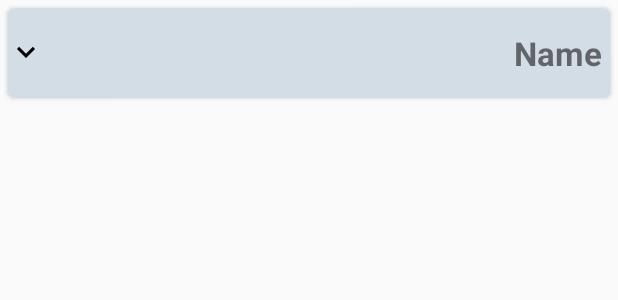
After one commit to yuvalta/RPStock, an Android app: the layout items_header_item.xml on its own in the app's theme, with its tools: preview values and no code run, on a phone screen of 412 x 824 dp. The commit adds this screen. Shown: the top 300 px of the screen. Run offline under Robolectric (Android 15) with nearby library versions, the phone set to English and light mode, and no system bars.

Commit message:
items are split to names and user can press on name to open all items

```diff
--- a/app/src/main/java/com/example/rpstock/Adapters/UserStockListAdapter.java
+++ b/app/src/main/java/com/example/rpstock/Adapters/UserStockListAdapter.java
@@ -113,6 +113,12 @@ public class UserStockListAdapter extends RecyclerView.Adapter<UserStockListAdap
                 amountOfItem.setEnabled(false);
             }
 
+            increaseAmount.setOnClickListener(new View.OnClickListener() {
+                @Override
+                public void onClick(View v) {
+                    changeAmountByValue(item, 1, TYPE_INCR);
+                }
+            });
 
             decreaseAmount.setOnClickListener(new View.OnClickListener() {
                 @Override
--- /dev/null
+++ b/app/src/main/res/drawable/arrow_down.xml
@@ -0,0 +1,9 @@
+<vector xmlns:android="http://schemas.android.com/apk/res/android"
+        android:width="24dp"
+        android:height="24dp"
+        android:viewportWidth="24.0"
+        android:viewportHeight="24.0">
+    <path
+        android:fillColor="#FF000000"
+        android:pathData="M7.41,7.84L12,12.42l4.59,-4.58L18,9.25l-6,6 -6,-6z"/>
+</vector>
--- /dev/null
+++ b/app/src/main/res/layout/items_header_item.xml
@@ -0,0 +1,55 @@
+<?xml version="1.0" encoding="utf-8"?>
+<androidx.cardview.widget.CardView xmlns:android="http://schemas.android.com/apk/res/android"
+    xmlns:app="http://schemas.android.com/apk/res-auto"
+    xmlns:tools="http://schemas.android.com/tools"
+    android:id="@+id/relativeLayout"
+    android:layout_width="match_parent"
+    android:elevation="8dp"
+    app:cardCornerRadius="5dp"
+    app:cardBackgroundColor="@color/colorAccent"
+    android:layout_marginVertical="5dp"
+    android:layout_marginHorizontal="5dp"
+    android:layout_height="wrap_content">
+
+    <LinearLayout
+        android:orientation="vertical"
+        android:layout_height="match_parent"
+        android:layout_width="match_parent">
+
+        <LinearLayout
+            android:id="@+id/open_close_items_LL"
+            android:orientation="horizontal"
+            android:layout_width="match_parent"
+            android:layout_height="wrap_content">
+
+            <ImageView
+                android:id="@+id/drop_down_arrow"
+                android:background="@android:color/transparent"
+                android:clickable="true"
+                android:layout_width="wrap_content"
+                android:layout_height="match_parent"
+                android:src="@drawable/arrow_down" />
+
+            <TextView
+                android:textDirection="rtl"
+                android:layout_marginHorizontal="5dp"
+                android:layout_marginVertical="15dp"
+                android:id="@+id/items_header_title"
+                android:layout_width="match_parent"
+                android:layout_height="match_parent"
+                android:text="Name"
+                android:textStyle="bold"
+                android:textSize="22sp" />
+
+        </LinearLayout>
+
+        <androidx.recyclerview.widget.RecyclerView
+            android:visibility="gone"
+            android:clickable="false"
+            android:id="@+id/items_header_recycler"
+            android:layout_width="match_parent"
+            android:layout_height="match_parent" />
+
+    </LinearLayout>
+
+</androidx.cardview.widget.CardView>
```
Also changed, not shown: app/src/main/java/com/example/rpstock/Adapters/ExpandableItemsAdapter.java (added, +159 -0 lines), app/src/main/java/com/example/rpstock/Fragments/ItemsListFragment.java (+31 -23 lines), app/src/main/res/drawable/arrow_up.xml (added, +9 -0 lines), app/src/main/res/layout/stock_item.xml (+2 -9 lines).
